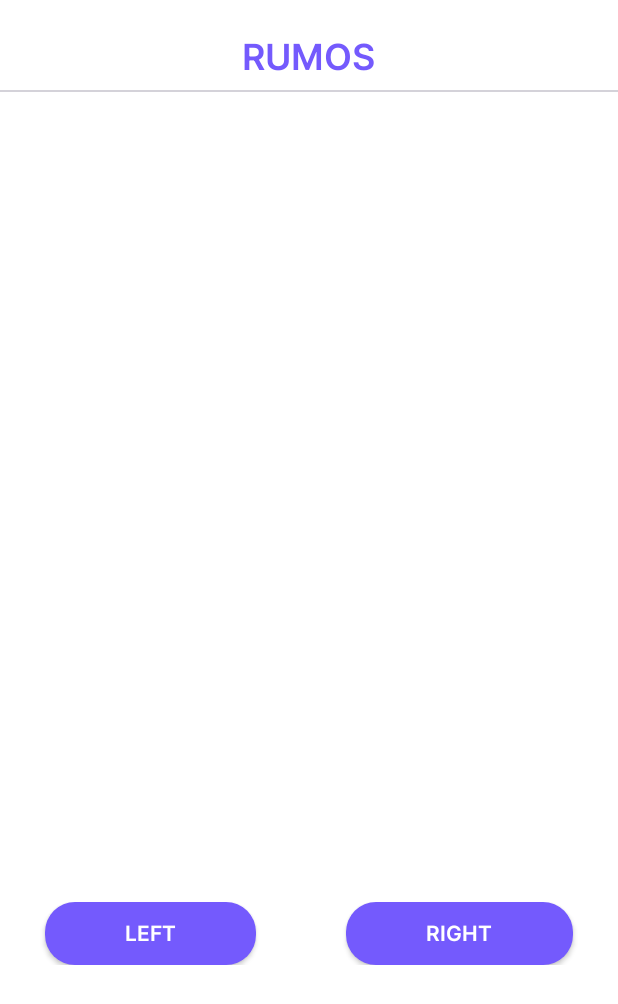
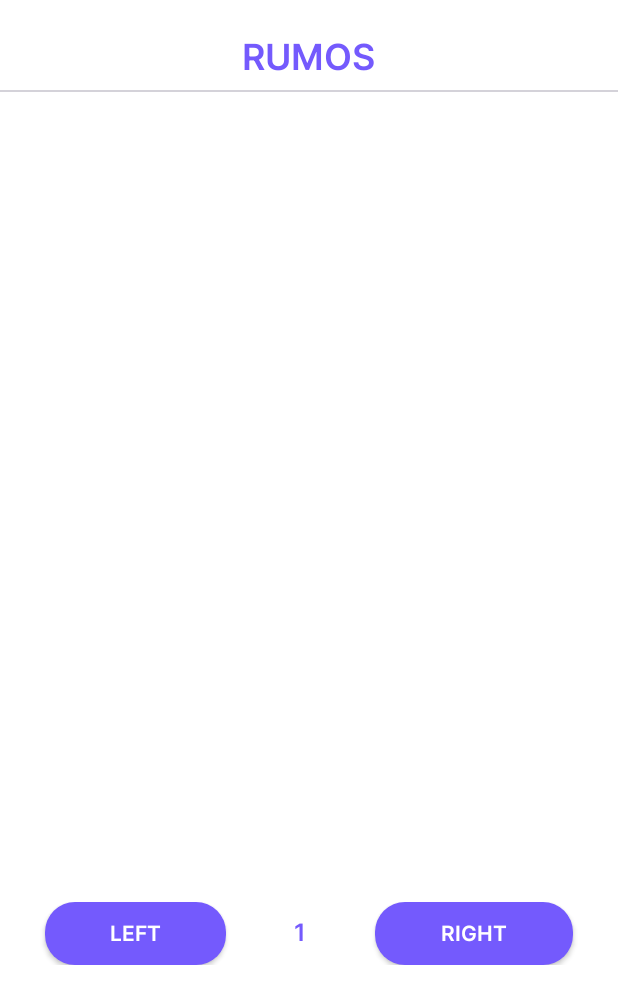
Before and after one commit to amykim928/GraduationProject2, an Android app: the layout activity_select2.xml on its own in the app's theme, with its tools: preview values and no code run, on a phone screen of 412 x 824 dp. Shown: the top 1004 px of the screen. Run offline under Robolectric (Android 15) with nearby library versions, the phone set to English and light mode, and no system bars.

Commit message:
bug fixs

```diff
--- a/app/src/main/java/com/example/graduationproject/Select2Activity.kt
+++ b/app/src/main/java/com/example/graduationproject/Select2Activity.kt
@@ -27,14 +27,14 @@ class Select2Activity: AppCompatActivity() {
         binding=ActivitySelect2Binding.inflate(layoutInflater)
         setContentView(binding.root)
         combinationNumber=0
-        binding.textView.text=(combinationNumber+1).toString()
+        binding.combinationNumber.text=(combinationNumber+1).toString()
         binding.leftButton.setOnClickListener {
             Log.i("check Number",combinationNumber.toString())
             combinationNumber-=1
             if(combinationNumber==-1){
                 combinationNumber=combinationList.size-1
             }
-            binding.textView.text=(combinationNumber+1).toString()
+            binding.combinationNumber.text=(combinationNumber+1).toString()
             setImages()
         }
         binding.rightButton.setOnClickListener {
@@ -43,7 +43,7 @@ class Select2Activity: AppCompatActivity() {
             if(combinationNumber==combinationList.size){
                 combinationNumber=0
             }
-            binding.textView.text=(combinationNumber+1).toString()
+            binding.combinationNumber.text=(combinationNumber+1).toString()
             setImages()
         }
 
--- a/app/src/main/res/layout/activity_select2.xml
+++ b/app/src/main/res/layout/activity_select2.xml
@@ -63,6 +63,19 @@
             android:paddingHorizontal="20dp"
             android:text="Left"
             android:textColor="@color/white" />
+
+
+        <TextView
+            android:id="@+id/combinationNumber"
+            android:layout_width="wrap_content"
+            android:layout_height="wrap_content"
+            android:layout_weight="1"
+            android:fontFamily="@font/inter_600"
+            android:gravity="center"
+            android:textColor="@color/purple_500"
+            android:textSize="16dp"
+            android:text="1" />
+
         <androidx.appcompat.widget.AppCompatButton
             android:id="@+id/rightButton"
             android:layout_width="wrap_content"
```
